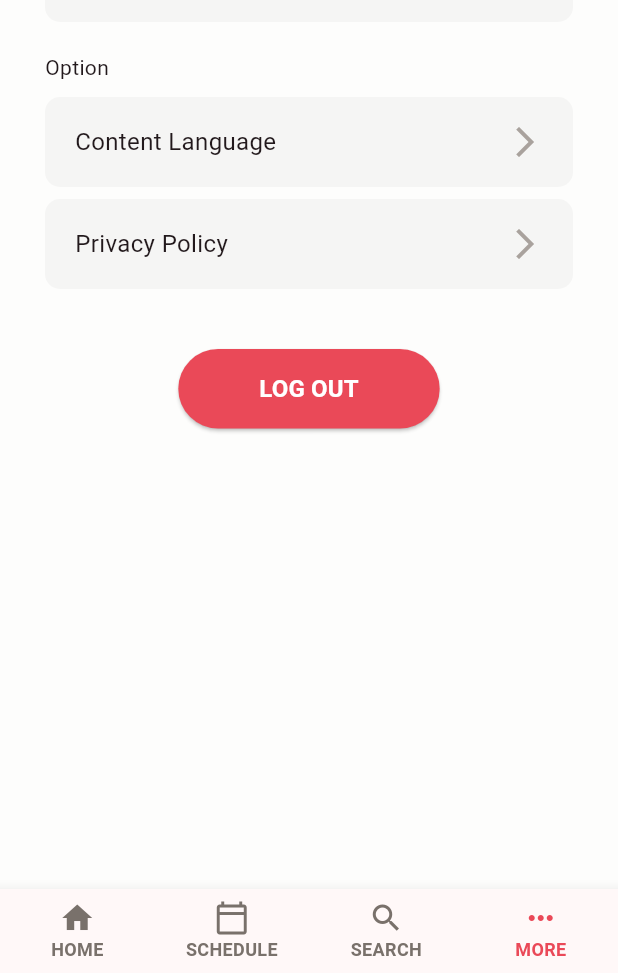
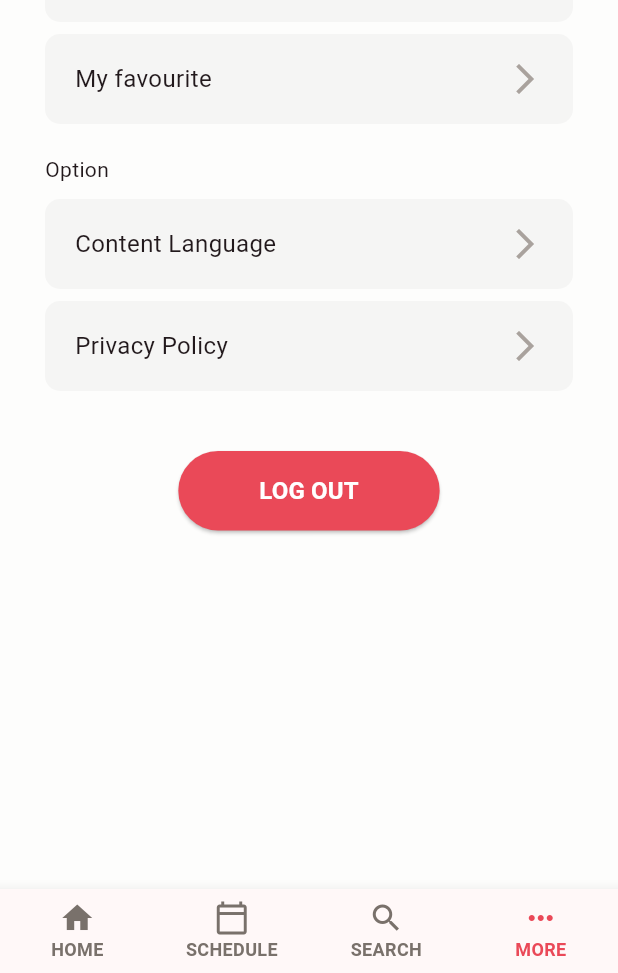
Before and after one commit to gurativerse/tomoyo, a Flutter app: the DefaultLayout screen opened directly, on a phone screen of 412 x 824 dp, the part 263-1236 px from its top. Run offline on Flutter 3.47's test engine with Material 3 defaults, Android fonts, the phone set to English and light mode, and no system bars; our stand-ins replace smooth_page_indicator.

Commit message:
feat(more): add my favourite feature

```diff
--- a/lib/client/More.dart
+++ b/lib/client/More.dart
@@ -71,6 +71,32 @@ class MorePageContent extends StatelessWidget {
                                   )))),
                     ],
                   ),
+                  Padding(padding: EdgeInsets.only(top: 8)),
+                  GestureDetector(
+                      onTap: () {},
+                      child: Container(
+                          width: double.infinity,
+                          height: 60,
+                          decoration: BoxDecoration(
+                            borderRadius: BorderRadius.circular(10),
+                            color: Color(ColorPalatte.color['setting']!),
+                          ),
+                          child: Padding(
+                              padding: EdgeInsets.symmetric(horizontal: 20),
+                              child: Row(
+                                mainAxisAlignment:
+                                    MainAxisAlignment.spaceBetween,
+                                children: [
+                                  Text('My favourite',
+                                      style: TextStyle(
+                                        fontSize: 16,
+                                      )),
+                                  Icon(
+                                    Icons.arrow_forward_ios,
+                                    color: Color(ColorPalatte.color['icon']!),
+                                  ),
+                                ],
+                              )))),
                   Padding(padding: EdgeInsets.only(top: 20)),
                   Column(
                     crossAxisAlignment: CrossAxisAlignment.start,
```
